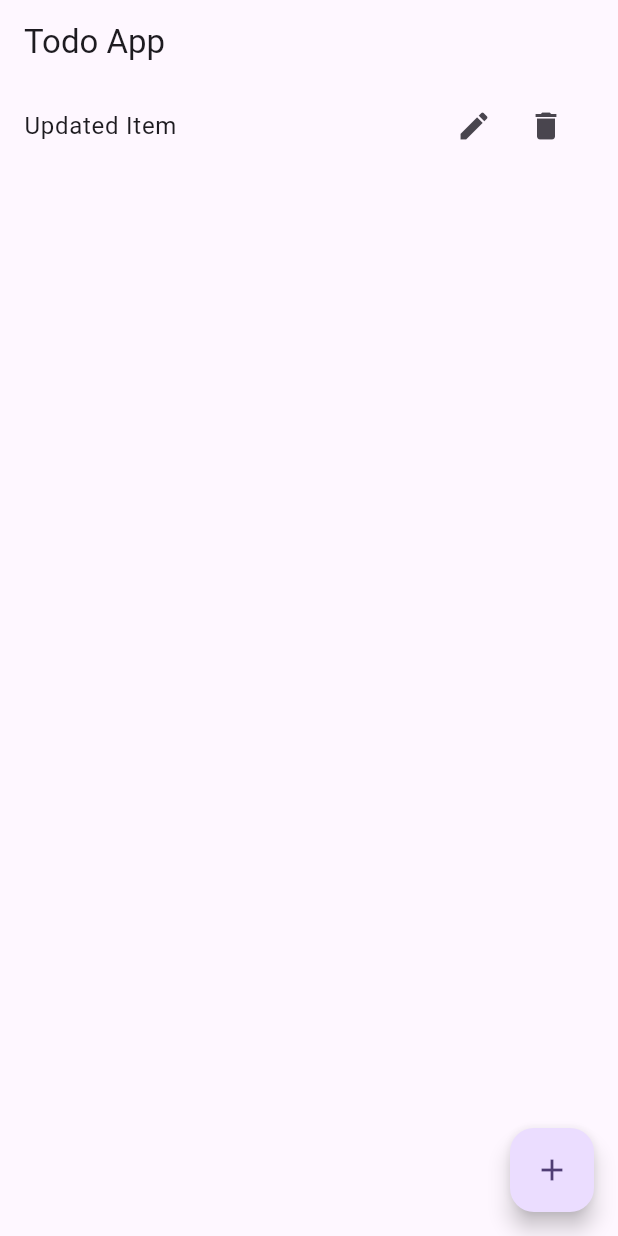
After one commit to skyyygal/Riverpod-Series, a Flutter app: the screen it shows after launch, after a tap on the "add" icon, after a tap on the "edit" icon, on a phone screen of 412 x 824 dp. The commit adds this screen. Run offline on Flutter 3.47's test engine with Material 3 defaults, Android fonts, the phone set to English and light mode, and no system bars; our stand-ins replace flutter_riverpod, riverpod.

Commit message:
Crud operation with single state

```diff
--- a/lib/main.dart
+++ b/lib/main.dart
@@ -1,6 +1,6 @@
 import 'package:flutter/material.dart';
 import 'package:flutter_riverpod/flutter_riverpod.dart';
-import 'package:riverpod_series/pages/search_multiple_screen.dart';
+import 'package:riverpod_series/pages/todo.dart';
 
 void main() {
   runApp(const MyApp());
@@ -18,7 +18,7 @@ class MyApp extends StatelessWidget {
         theme: ThemeData(
           colorScheme: ColorScheme.fromSeed(seedColor: Colors.deepPurple),
         ),
-        home: SearchMultipleScreen(),
+        home: ToDo(),
       ),
     );
   }
--- /dev/null
+++ b/lib/models/item_models.dart
@@ -0,0 +1,5 @@
+class Item {
+  String id;
+  String name;
+  Item({required this.id, required this.name});
+}
--- a/lib/pages/multiple_state_screen.dart
+++ b/lib/pages/home_multiple_state_screen.dart
@@ -1,6 +1,6 @@
 import 'package:flutter/material.dart';
 import 'package:flutter_riverpod/flutter_riverpod.dart';
-import 'package:riverpod_series/provider/multiple_state_provider.dart';
+import 'package:riverpod_series/provider/slider_multiple_state_provider.dart';
 
 class HomeScreen extends ConsumerWidget {
   const HomeScreen({super.key});
--- /dev/null
+++ b/lib/pages/todo.dart
@@ -0,0 +1,53 @@
+import 'package:flutter/material.dart';
+import 'package:flutter_riverpod/flutter_riverpod.dart';
+import 'package:riverpod_series/provider/item_provider.dart';
+
+class ToDo extends ConsumerWidget {
+  const ToDo({super.key});
+
+  @override
+  Widget build(BuildContext context, WidgetRef ref) {
+    final item = ref.watch(itemProvider);
+    return Scaffold(
+      appBar: AppBar(title: Text("Todo App")),
+      body: item.isEmpty
+          ? Center(child: Text("Add New Data"))
+          : ListView.builder(
+              itemCount: item.length,
+              itemBuilder: (context, index) {
+                final itemDetail = item[index];
+                return ListTile(
+                  title: Text(itemDetail.name),
+                  trailing: Row(
+                    mainAxisSize: MainAxisSize.min,
+                    children: [
+                      IconButton(
+                        onPressed: () {
+                          ref
+                              .read(itemProvider.notifier)
+                              .updateItem(itemDetail.id, "Updated Item");
+                        },
+                        icon: Icon(Icons.edit),
+                      ),
+                      IconButton(
+                        onPressed: () {
+                          ref
+                              .read(itemProvider.notifier)
+                              .deleteItem(itemDetail.id);
+                        },
+                        icon: Icon(Icons.delete),
+                      ),
+                    ],
+                  ),
+                );
+              },
+            ),
+      floatingActionButton: FloatingActionButton(
+        onPressed: () {
+          ref.read(itemProvider.notifier).addItem("New Item");
+        },
+        child: const Icon(Icons.add),
+      ),
+    );
+  }
+}
--- /dev/null
+++ b/lib/provider/item_provider.dart
@@ -0,0 +1,28 @@
+import 'package:riverpod/riverpod.dart';
+import 'package:riverpod_series/models/item_models.dart';
+
+final itemProvider = StateNotifierProvider<ItemNotifier, List<Item>>((ref) {
+  return ItemNotifier();
+});
+
+class ItemNotifier extends StateNotifier<List<Item>> {
+  ItemNotifier() : super([]);
+  void addItem(String name) {
+    final item = Item(id: DateTime.now().toString(), name: name);
+    state.add(item);
+    state = state.toList();
+  }
+
+  //Delete Item
+  void deleteItem(String id) {
+    state.removeWhere((item) => item.id == id);
+    state = state.toList();
+  }
+
+  //Update Item
+  void updateItem(String id, String name) {
+    int foundIndex = state.indexWhere((item) => item.id == id);
+    state[foundIndex].name = name;
+    state = state.toList();
+  }
+}
```
Also changed, not shown: lib/provider/slider_multiple_state_provider.dart (renamed from lib/provider/multiple_state_provider.dart).
